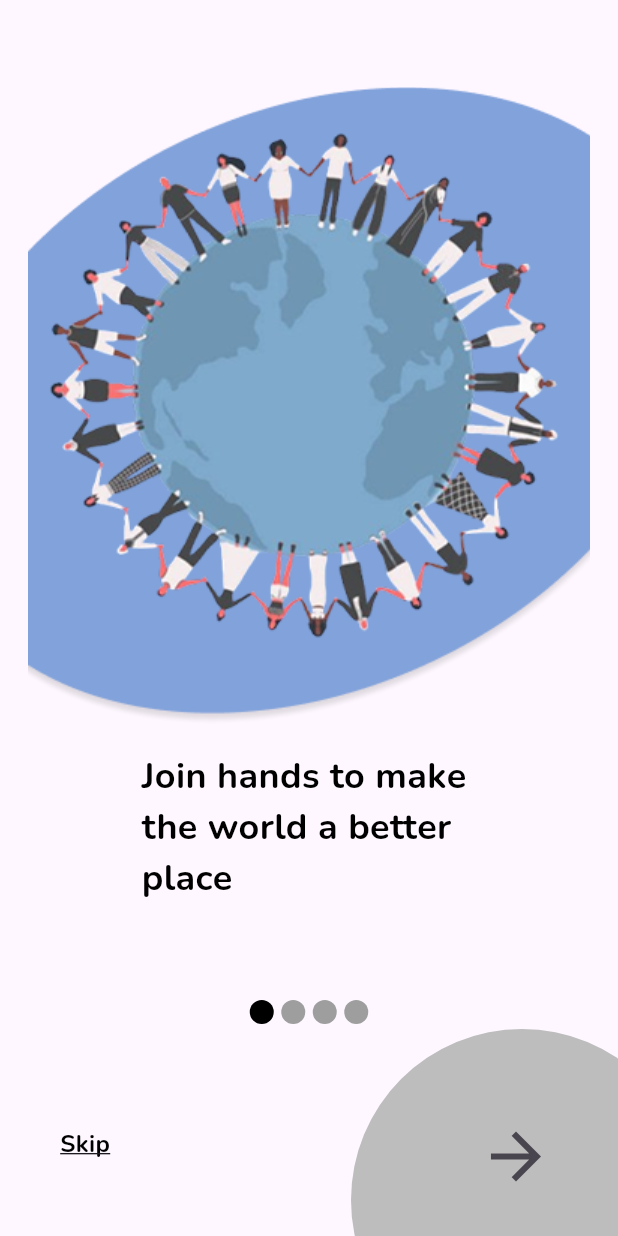
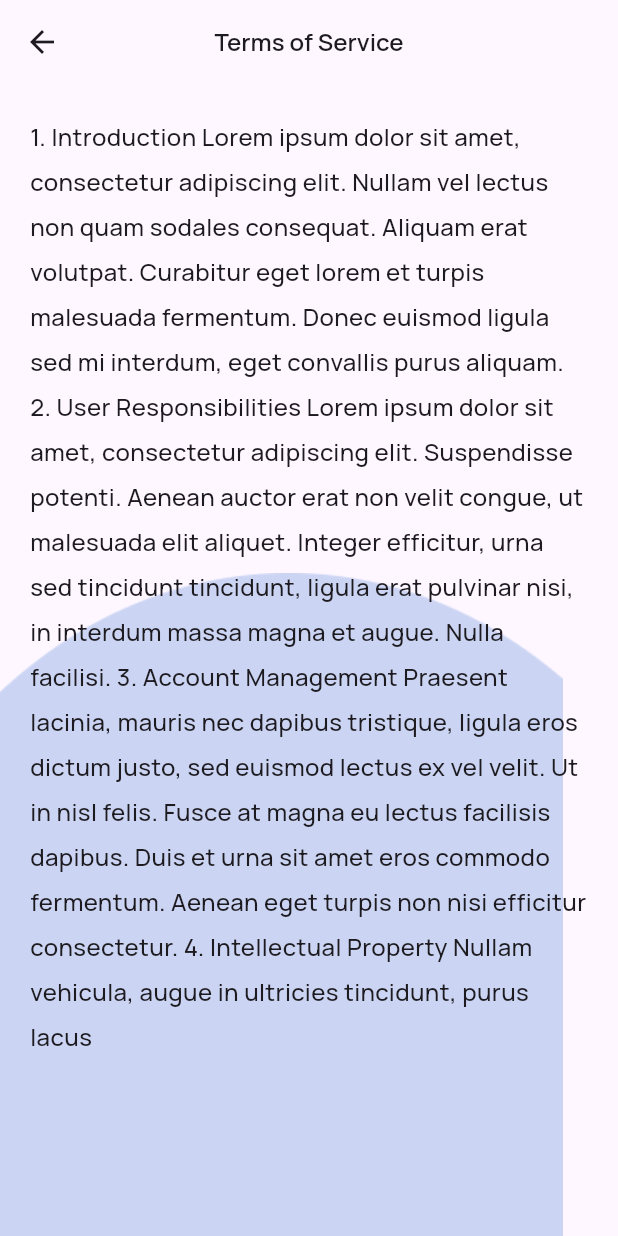
Before and after one commit to SevaPremi/sevapremi, a Flutter app: the screen it shows after launch, on a phone screen of 412 x 824 dp. Run offline on Flutter 3.47's test engine with Material 3 defaults, Android fonts, the phone set to English and light mode, and no system bars; drawn by our look-alikes of smooth_page_indicator; our stand-ins replace get, google_fonts.

Commit message:
Made the static pages and restructured the file organization a little bit

```diff
--- a/lib/asset_paths.dart
+++ b/lib/asset_paths.dart
@@ -17,4 +17,10 @@ class Assets {
     "assets/images/carousel/carousel4/carousel4_1.png",
     "assets/images/carousel/carousel4/carousel4_2.png",
   ];
+  static const about_page = [
+    "assets/images/blue_ellipse.png",
+    "assets/images/green_ellipse.png",
+    "assets/images/pink_ellipse.png",
+    "assets/images/faq.png",
+  ];
 }
--- a/lib/main.dart
+++ b/lib/main.dart
@@ -1,10 +1,9 @@
 import 'package:flutter/material.dart';
-import 'package:flutter_svg/flutter_svg.dart';
 import 'package:get/get.dart';
 import 'package:google_fonts/google_fonts.dart';
 import 'package:sevapremi/asset_paths.dart';
-import 'package:sevapremi/introduction_page.dart';
-import 'package:sevapremi/splash_screens/splash_screen.dart';
+import 'package:sevapremi/pages/splash_screens/splash_screen.dart';
+import 'package:sevapremi/routes/route_management.dart';
 
 void main() {
   runApp(const MyApp());
@@ -21,6 +20,8 @@ class MyApp extends StatelessWidget {
       title: 'Flutter Demo',
       theme: ThemeData(),
       home: const SplashScreen(),
+      initialRoute: "/tos_page",
+      onGenerateRoute: RouteManagement().generateRoute,
     );
   }
 }
--- a/lib/introduction_page.dart
+++ b/lib/pages/introduction_page.dart
@@ -1,10 +1,10 @@
 import 'package:flutter/material.dart';
 import 'package:get/state_manager.dart';
 import 'package:google_fonts/google_fonts.dart';
-import 'package:sevapremi/introduction_pages/first_page.dart';
-import 'package:sevapremi/introduction_pages/fourth_page.dart';
-import 'package:sevapremi/introduction_pages/second_page.dart';
-import 'package:sevapremi/introduction_pages/third_page.dart';
+import 'package:sevapremi/pages/introduction_pages/first_page.dart';
+import 'package:sevapremi/pages/introduction_pages/fourth_page.dart';
+import 'package:sevapremi/pages/introduction_pages/second_page.dart';
+import 'package:sevapremi/pages/introduction_pages/third_page.dart';
 import 'package:smooth_page_indicator/smooth_page_indicator.dart';
 
 class IntroductionPage extends StatefulWidget {
@@ -83,7 +83,9 @@ class _IntroductionPageState extends State<IntroductionPage> with SingleTickerPr
           ? Align(
               alignment: Alignment(0, 0.83),
               child: ElevatedButton(
-                  onPressed: () {},
+                  onPressed: () {
+                    // Navigator.pushNamed(context, "/about_page");
+                  },
                   style: ElevatedButton.styleFrom(
                       fixedSize: Size(320, 44),
                       backgroundColor: Colors.black,
@@ -108,7 +110,7 @@ class BottomBar extends StatefulWidget {
   late AnimationController controller;
   late Animation<double> animation;
 
-  BottomBar({required this.page_controller,required this.animation,required this.controller, Key? key}) : super(key: key);
+  BottomBar({required this.page_controller,required this.animation,required this.controller, super.key});
 
   @override
   _BottomBarState createState() => _BottomBarState();
--- a/lib/splash_screens/gradient_splash_screen.dart
+++ b/lib/pages/splash_screens/gradient_splash_screen.dart
@@ -1,7 +1,6 @@
-import 'dart:ffi';
 
 import 'package:flutter/material.dart';
-import 'package:sevapremi/introduction_page.dart';
+import 'package:sevapremi/pages/introduction_page.dart';
 
 class GradientSplashScreen extends StatefulWidget {
   const GradientSplashScreen({super.key});
--- a/lib/splash_screens/splash_screen.dart
+++ b/lib/pages/splash_screens/splash_screen.dart
@@ -1,6 +1,6 @@
 import 'package:flutter/material.dart';
 import 'package:sevapremi/asset_paths.dart';
-import 'package:sevapremi/splash_screens/gradient_splash_screen.dart';
+import 'package:sevapremi/pages/splash_screens/gradient_splash_screen.dart';
 
 class SplashScreen extends StatefulWidget {
   const SplashScreen({super.key});
--- /dev/null
+++ b/lib/pages/static_pages/tos.dart
@@ -0,0 +1,51 @@
+import 'package:flutter/material.dart';
+import 'package:flutter/rendering.dart';
+import 'package:google_fonts/google_fonts.dart';
+import 'package:sevapremi/asset_paths.dart';
+
+class TosPage extends StatefulWidget {
+  const TosPage({super.key});
+
+  @override
+  State<TosPage> createState() => _TosPageState();
+}
+
+class _TosPageState extends State<TosPage> {
+  String about_text =
+      "1. Introduction Lorem ipsum dolor sit amet, consectetur adipiscing elit. Nullam vel lectus non quam sodales consequat. Aliquam erat volutpat. Curabitur eget lorem et turpis malesuada fermentum. Donec euismod ligula sed mi interdum, eget convallis purus aliquam. \n2. User Responsibilities Lorem ipsum dolor sit amet, consectetur adipiscing elit. Suspendisse potenti. Aenean auctor erat non velit congue, ut malesuada elit aliquet. Integer efficitur, urna sed tincidunt tincidunt, ligula erat pulvinar nisi, in interdum massa magna et augue. Nulla facilisi. 3. Account Management Praesent lacinia, mauris nec dapibus tristique, ligula eros dictum justo, sed euismod lectus ex vel velit. Ut in nisl felis. Fusce at magna eu lectus facilisis dapibus. Duis et urna sit amet eros commodo fermentum. Aenean eget turpis non nisi efficitur consectetur. 4. Intellectual Property Nullam vehicula, augue in ultricies tincidunt, purus lacus";
+  @override
+  Widget build(BuildContext context) {
+    return Scaffold(
+      appBar: AppBar(
+        title: Text(
+          'Terms of Service',
+          style: GoogleFonts.manrope(fontSize: 16, fontWeight: FontWeight.w600),
+        ),
+        backgroundColor: Colors.transparent,
+        centerTitle: true,
+      ),
+      body: Stack(
+        children: [
+          Positioned(bottom: 0, child: Image.asset(Assets.about_page[0])),
+          Padding(
+            padding: const EdgeInsets.only(left: 20, right: 20, top: 20),
+            child: SingleChildScrollView(
+              child: Container(
+                height: MediaQuery.of(context).size.height,
+                width: MediaQuery.of(context).size.width,
+                child: Text(
+                  about_text,
+                  style: GoogleFonts.manrope(
+                    fontSize: 16,
+                    fontWeight: FontWeight.w500,
+                    height: 1.9, // Adjust line spacing here
+                  ),
+                ),
+              ),
+            ),
+          )
+        ],
+      ),
+    );
+  }
+}
--- /dev/null
+++ b/lib/routes/route_management.dart
@@ -0,0 +1,28 @@
+import 'package:flutter/material.dart';
+import 'package:sevapremi/pages/splash_screens/splash_screen.dart';
+import 'package:sevapremi/pages/static_pages/about_page.dart';
+import 'package:sevapremi/pages/static_pages/contact_page.dart';
+import 'package:sevapremi/pages/static_pages/faq_page.dart';
+import 'package:sevapremi/pages/static_pages/tos.dart';
+
+class RouteManagement {
+  Route<dynamic> generateRoute(RouteSettings settings) {
+    final args = settings.arguments;
+    switch (settings.name) {
+      case '/':
+        return MaterialPageRoute(builder: (_) => const SplashScreen());
+
+      case '/about_page':
+        return MaterialPageRoute(builder: (_) => const AboutPage());
+
+      case "/contact_us":
+        return MaterialPageRoute(builder: (_) => const ContactPage());
+      case "/faq_page":
+        return MaterialPageRoute(builder: (_) => const FaqPage());
+      case "/tos_page":
+        return MaterialPageRoute(builder: (_) => const TosPage());
+      default:
+        return MaterialPageRoute(builder: (_) => const SplashScreen());
+    }
+  }
+}
--- a/pubspec.yaml
+++ b/pubspec.yaml
@@ -62,6 +62,7 @@ flutter:
 
   # To add assets to your application, add an assets section, like this:
   assets:
+    - assets/images/
     - assets/images/logos/
     - assets/images/extras/
     - assets/images/carousel/carousel1/
```
Also changed, not shown: lib/pages/static_pages/about_page.dart (added, +46 -0 lines), lib/pages/static_pages/contact_page.dart (added, +108 -0 lines), lib/pages/static_pages/faq_page.dart (added, +66 -0 lines), assets/images/blue_ellipse.png (added), assets/images/faq.png (added), assets/images/green_ellipse.png (added), assets/images/pink_ellipse.png (added), lib/pages/introduction_pages/first_page.dart (renamed from lib/introduction_pages/first_page.dart), lib/pages/introduction_pages/fourth_page.dart (renamed from lib/introduction_pages/fourth_page.dart), lib/pages/introduction_pages/second_page.dart (renamed from lib/introduction_pages/second_page.dart), lib/pages/introduction_pages/third_page.dart (renamed from lib/introduction_pages/third_page.dart), pubspec.lock, 125 other files.
